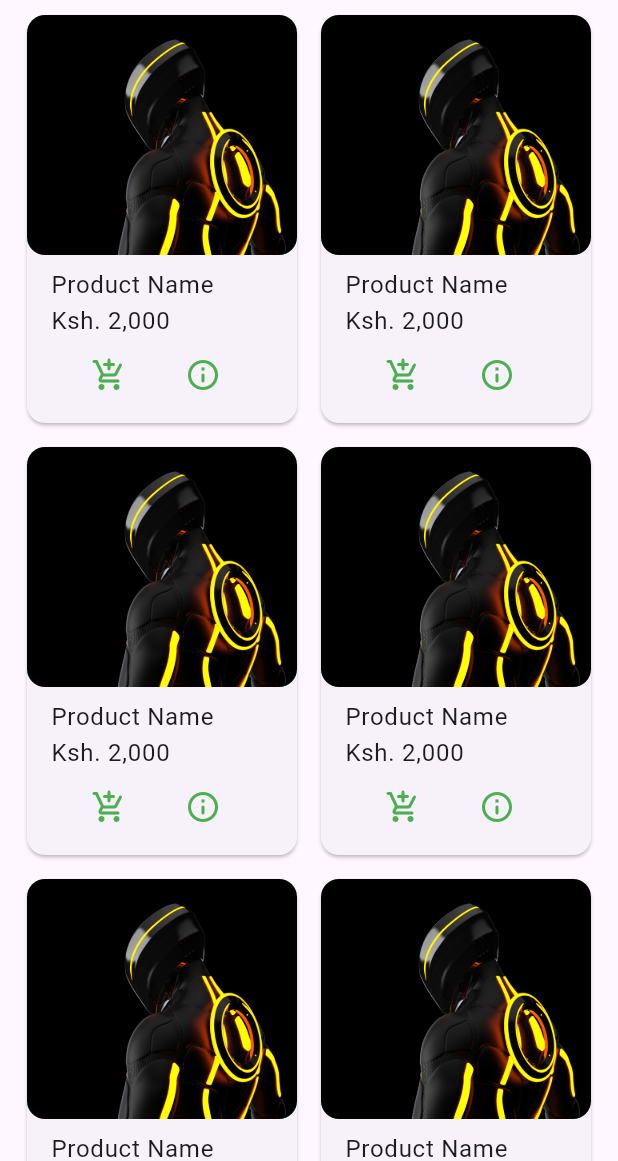
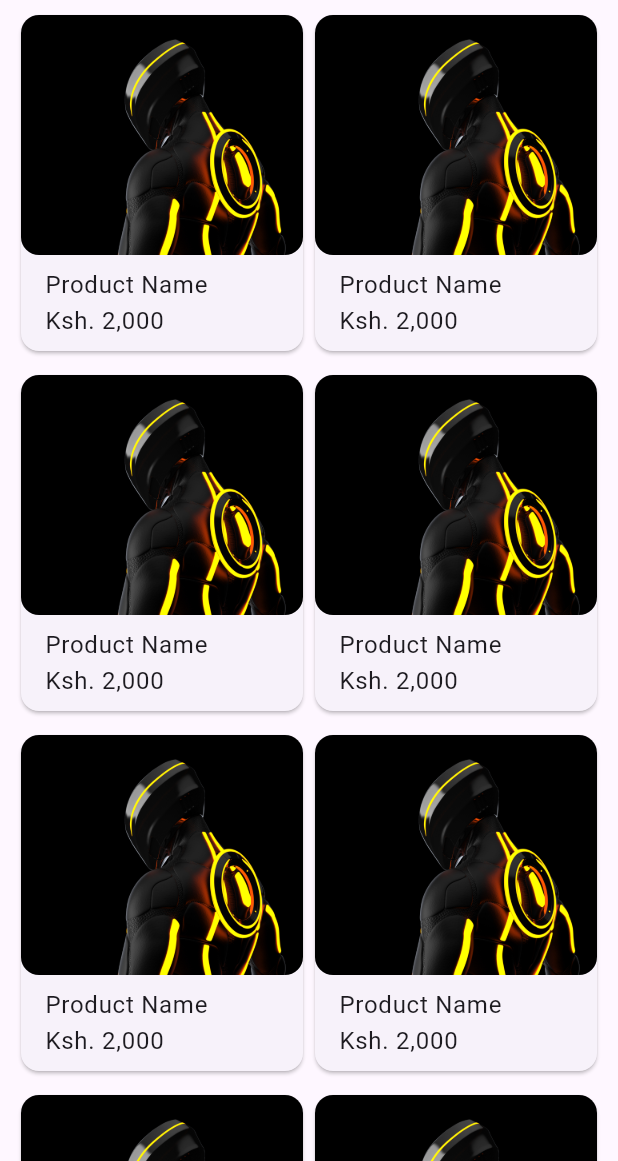
Before and after one commit to SamuelWakoli/Moval-Enterprise, a Flutter app: the HomeScreen screen opened directly, on a phone screen of 412 x 824 dp, the part 75-1236 px from its top. Run offline on Flutter 3.47's test engine with Material 2 defaults, Android fonts, the phone set to English and light mode, and no system bars; our stand-ins replace cached_network_image, firebase_auth, firebase_core, firebase_storage, image_picker; missing offline and left inert: firebase_ui_oauth_google; accounts and stored records are empty; generated files the repository leaves out were written again; statements that could not run were skipped.

Commit message:
optimized code

```diff
--- /dev/null
+++ b/lib/utils/ids.dart
@@ -0,0 +1 @@
+String? CURRENT_PRODUCT_ID;
--- a/lib/widgets/home_page_card.dart
+++ b/lib/widgets/home_page_card.dart
@@ -1,14 +1,22 @@
 import 'package:flutter/material.dart';
+import 'package:moval/pages/product_detail.dart';
+import 'package:moval/utils/ids.dart';
+import 'package:moval/utils/navigation.dart';
 
 Widget homePageCard({required context}) {
   return Padding(
-    padding: const EdgeInsets.only(bottom: 8.0, left: 4.0, right: 4.0),
+    padding: const EdgeInsets.only(bottom: 8.0),
     child: Card(
       child: ConstrainedBox(
         constraints: BoxConstraints(
-          //maxHeight: 300.0,
-          maxWidth: 180.0,
+          maxWidth: 188.0,
         ),
+        child: InkWell(
+          onTap: () {
+            CURRENT_PRODUCT_ID = ""; // TODO: change this
+            nextPage(context: context, page: ProductDetails());
+          },
+          splashColor: Theme.of(context).primaryColor,
           child: Column(
             mainAxisAlignment: MainAxisAlignment.start,
             crossAxisAlignment: CrossAxisAlignment.center,
@@ -25,29 +33,11 @@ Widget homePageCard({required context}) {
               ),
               ListTile(
                 title: Text("Product Name\nKsh. 2,000"),
-              subtitle: Row(
-                mainAxisAlignment: MainAxisAlignment.spaceEvenly,
-                children: [
-                  IconButton(
-                      tooltip: "Add to cart",
-                      onPressed: () {},
-                      icon: Icon(
-                        Icons.add_shopping_cart_rounded,
-                        color: Theme.of(context).primaryColor,
-                      )),
-                  IconButton(
-                      tooltip: "Details",
-                      onPressed: () {},
-                      icon: Icon(
-                        Icons.info_outline_rounded,
-                        color: Theme.of(context).primaryColor,
-                      )),
-                ],
-              ),
               )
             ],
           ),
         ),
       ),
+    ),
   );
 }
--- a/pubspec.yaml
+++ b/pubspec.yaml
@@ -48,6 +48,7 @@ dependencies:
   restart_app: ^1.1.2
   open_settings: ^2.0.2
   like_button: ^2.0.5
+  share: ^2.0.4
 
 
   # The following adds the Cupertino Icons font to your application.
```
Also changed, not shown: lib/auth_gate/sign_in.dart (+10 -9 lines), lib/main.dart (+6 -2 lines), lib/pages/account.dart (+18 -2 lines), pubspec.lock. Lines whose indentation alone changed are shown as unchanged.
